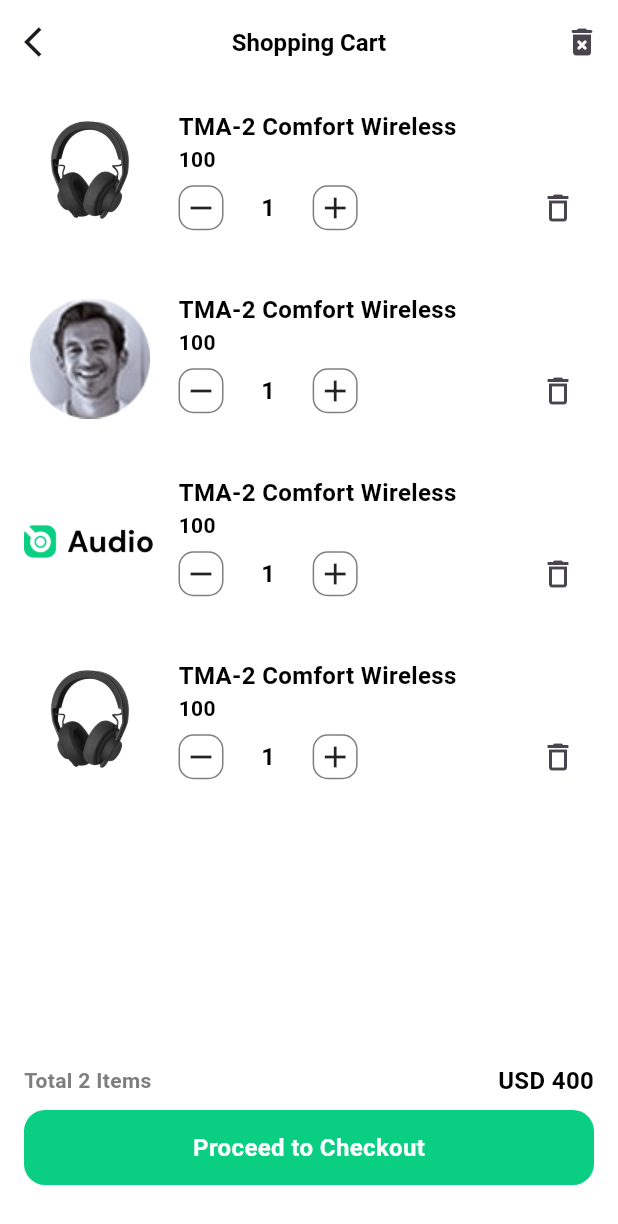
After one commit to ohdpersonal12-oss/audio, a Flutter app: the CartScreen screen opened directly, on a phone screen of 412 x 824 dp. The commit adds this screen. Shown: the top 1224 px of the screen. Run offline on Flutter 3.47's test engine with Material 3 defaults, Android fonts, the phone set to English and light mode, and no system bars; our stand-ins replace flutter_svg.

Commit message:
cart screen tugatildi

```diff
--- /dev/null
+++ b/lib/src/model/product_model.dart
@@ -0,0 +1,7 @@
+class ProductModel {
+  String name;
+  String img;
+  int price;
+  int count;
+  ProductModel({required this.name,required this.count,required this.img,required this.price});
+}
--- /dev/null
+++ b/lib/src/ui/detail/cart/cart_screen.dart
@@ -0,0 +1,156 @@
+import 'package:audio/src/apptheme/app_color.dart';
+import 'package:audio/src/apptheme/app_icons.dart';
+import 'package:audio/src/apptheme/app_style.dart';
+import 'package:audio/src/model/product_model.dart';
+import 'package:audio/src/widget/button_widget.dart';
+import 'package:flutter/material.dart';
+
+class CartScreen extends StatefulWidget {
+  const CartScreen({super.key});
+
+  @override
+  State<CartScreen> createState() => _CartScreenState();
+}
+
+class _CartScreenState extends State<CartScreen> {
+  int summa = 0;
+  List<ProductModel> productModel = [
+    ProductModel(name: "TMA-2 Comfort Wireless ", count: 1, img: AppIcons.headPhone, price: 100),
+    ProductModel(name: "TMA-2 Comfort Wireless ", count: 1, img: AppIcons.person, price: 100),
+    ProductModel(name: "TMA-2 Comfort Wireless ", count: 1, img: AppIcons.logo, price: 100),
+    ProductModel(name: "TMA-2 Comfort Wireless ", count: 1, img: AppIcons.headPhone, price: 100),
+  ];
+  @override
+  void initState() {
+    for(int i =0;i<productModel.length;i++){
+      summa += productModel[i].count*productModel[i].price;
+    }
+    super.initState();
+  }
+  @override
+  Widget build(BuildContext context) {
+    return Scaffold(
+      backgroundColor: AppColors.backgroundColor,
+      appBar: AppBar(
+        automaticallyImplyLeading: false,
+        leading: IconButton(onPressed: (){
+          Navigator.pop(context);
+        }, icon: Icon(Icons.arrow_back_ios)),
+        backgroundColor: AppColors.backgroundColor,
+        centerTitle: true,
+        title: Text("Shopping Cart",style: AppStyle.textSize16(AppColors.textColor),),
+        actions: [
+          IconButton(onPressed: (){
+            productModel.clear();
+            summa = 0;
+            setState(() {
+
+            });
+          }, icon: Icon(Icons.delete_forever_rounded))
+        ],
+      ),
+      body: Column(
+        children: [
+          Expanded(child: ListView.builder(
+            itemCount: productModel.length,
+              itemBuilder: (ctx,index){
+            return Container(
+              margin: EdgeInsets.symmetric(horizontal: 16,vertical: 17),
+              width: MediaQuery.of(context).size.width,
+              height: 88,
+              child: Row(
+                children: [
+                  Container(
+                    margin: EdgeInsets.only(right: 15),
+                    height: 88,
+                    width: 88,
+                    decoration: BoxDecoration(
+                      borderRadius: BorderRadius.circular(14),
+                    ),
+                    child: Image.asset(productModel[index].img),
+                  ),
+                  Expanded(child: Column(
+                    crossAxisAlignment: CrossAxisAlignment.start,
+                    children: [
+                      Text(productModel[index].name,style: AppStyle.textSize16(AppColors.textColor),),
+                      Text(productModel[index].price.toString(),style: AppStyle.textSize14(AppColors.textColor),),
+                      Expanded(
+                        child: Row(
+                          children: [
+                            GestureDetector(
+                              onTap: (){
+                                if(productModel[index].count>1){
+                                  productModel[index].count--;
+                                  summa -= productModel[index].price;
+                                  setState(() {
+                                  });
+                                }
+                              },
+                              child: Container(
+                                margin: EdgeInsets.only(right: 25),
+                                alignment: Alignment.center,
+                                width: 30,
+                                height: 30,
+                                decoration: BoxDecoration(
+                                    border: Border.all(color: AppColors.grey),
+                                    borderRadius: BorderRadius.circular(10)
+                                ),
+                                child: Icon(Icons.remove),
+                              ),
+                            ),
+                            Text(productModel[index].count.toString(),style: AppStyle.textSize16(AppColors.textColor),),
+                            GestureDetector(
+                              child: Container(
+                                margin: EdgeInsets.only(left: 25),
+                                alignment: Alignment.center,
+                                width: 30,
+                                height: 30,
+                                decoration: BoxDecoration(
+                                    border: Border.all(color: AppColors.grey),
+                                    borderRadius: BorderRadius.circular(10)
+                                ),
+                                child: Icon(Icons.add),
+                              ),
+                              onTap: (){
+                                productModel[index].count++;
+                                summa += productModel[index].price;
+                                setState(() {
+
+                                });
+                              },
+                            ),
+                            Spacer(),
+                            IconButton(onPressed: (){
+                              summa -= productModel[index].price*productModel[index].count;
+                              productModel.removeAt(index);
+                              setState(() {
+
+                              });
+                            }, icon: Icon(Icons.delete_outline))
+                          ],
+                        ),
+                      )
+                    ],
+                  ))
+                ],
+              ),
+            );
+          }),
+          ),
+          Padding(
+            padding: const EdgeInsets.symmetric(horizontal: 16.0,vertical: 8),
+            child: Row(
+              mainAxisAlignment: MainAxisAlignment.spaceBetween,
+              children: [
+                Text("Total 2 Items",style: AppStyle.textSize14(AppColors.grey),),
+                Text("USD $summa",style: AppStyle.textSize16(AppColors.textColor),),
+              ],
+            ),
+          ),
+          ButtonWidget(text: "Proceed to Checkout", onTap: (){}),
+          SizedBox(height: 34,),
+        ],
+      ),
+    );
+  }
+}
--- a/lib/src/ui/detail/detail_screen.dart
+++ b/lib/src/ui/detail/detail_screen.dart
@@ -1,6 +1,7 @@
 import 'package:audio/src/apptheme/app_color.dart';
 import 'package:audio/src/apptheme/app_icons.dart';
 import 'package:audio/src/apptheme/app_style.dart';
+import 'package:audio/src/ui/detail/cart/cart_screen.dart';
 import 'package:audio/src/widget/button_widget.dart';
 import 'package:flutter/material.dart';
 
@@ -24,7 +25,11 @@ class _DetailScreenState extends State<DetailScreen> with SingleTickerProviderSt
       appBar: AppBar(
         backgroundColor: AppColors.backgroundColor,
         actions: [
-          IconButton(onPressed: (){}, icon: Icon(Icons.shopping_cart_outlined)),
+          IconButton(onPressed: (){
+            Navigator.push(context, MaterialPageRoute(builder: (builder){
+              return CartScreen();
+            }));
+          }, icon: Icon(Icons.shopping_cart_outlined)),
         ],
       ),
       backgroundColor: AppColors.backgroundColor,
```
